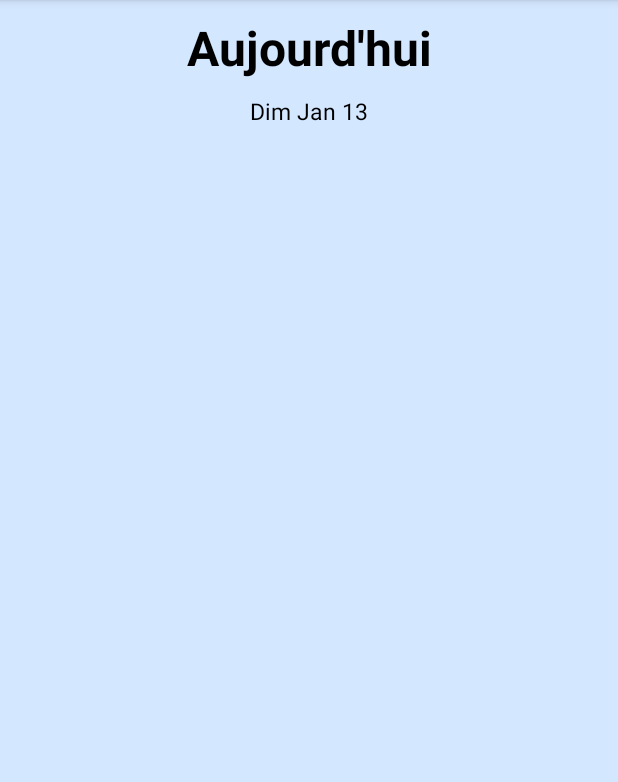
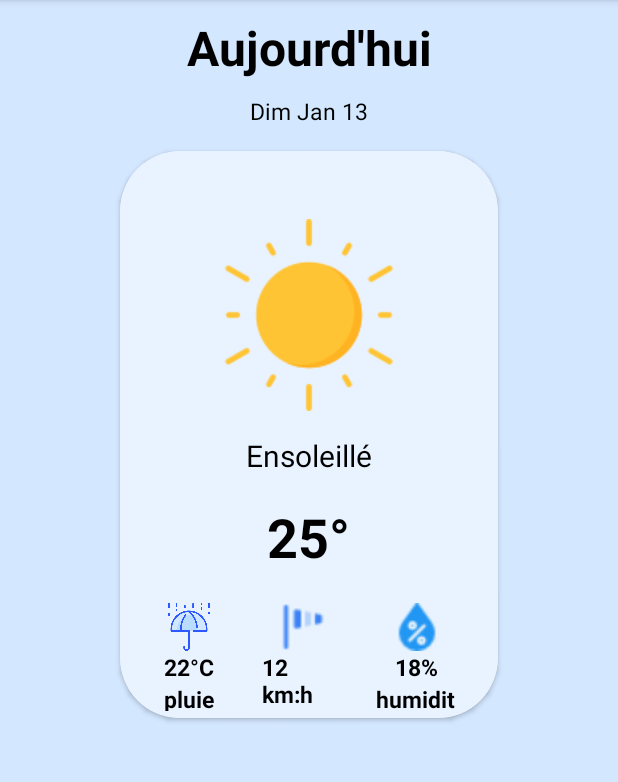
Before and after one commit to hassankh0/application-meteo, an Android app: the screen it shows after launch (MainActivity), on a phone screen of 412 x 824 dp, the part 84-866 px from its top. Run offline under Robolectric (Android 15) with nearby library versions, the phone set to English and light mode, and no system bars.

Commit message:
bloc weather added to home frgment

```diff
--- a/app/src/main/java/com/example/applicationmeteo/fragments/HomeFragment.kt
+++ b/app/src/main/java/com/example/applicationmeteo/fragments/HomeFragment.kt
@@ -14,7 +14,7 @@ class HomeFragment : Fragment() {
         container: ViewGroup?,
         savedInstanceState: Bundle?
     ): View? {
-        return inflater?.inflate(R.layout.fragment_home_header , container, false)
+        return inflater?.inflate(R.layout.fragment_home , container, false)
     }
 
 }
--- a/app/src/main/res/layout/activity_main.xml
+++ b/app/src/main/res/layout/activity_main.xml
@@ -1,11 +1,18 @@
 <?xml version="1.0" encoding="utf-8"?>
 <androidx.constraintlayout.widget.ConstraintLayout xmlns:android="http://schemas.android.com/apk/res/android"
+    xmlns:app="http://schemas.android.com/apk/res-auto"
+    xmlns:tools="http://schemas.android.com/tools"
     android:layout_width="match_parent"
     android:layout_height="match_parent">
+
     <FrameLayout
         android:id="@+id/page_container"
+        android:layout_width="match_parent"
         android:layout_height="match_parent"
-        android:layout_width="match_parent"
-        android:background="@color/bleu_claire" />
+        android:background="@color/bleu_claire"
+        app:layout_constraintBottom_toBottomOf="parent"
+        app:layout_constraintTop_toTopOf="parent"
+        tools:ignore="MissingConstraints"
+        tools:layout_editor_absoluteX="-6dp" />
 
 </androidx.constraintlayout.widget.ConstraintLayout>
--- /dev/null
+++ b/app/src/main/res/layout/fragment_home.xml
@@ -0,0 +1,189 @@
+<?xml version="1.0" encoding="utf-8"?>
+<LinearLayout xmlns:android="http://schemas.android.com/apk/res/android"
+    xmlns:app="http://schemas.android.com/apk/res-auto"
+    android:layout_width="match_parent"
+    android:layout_height="match_parent"
+    android:background="@color/bleu_claire"
+    android:orientation="vertical">
+
+
+    <TextView
+        style="@style/HomeHeaderTitle"
+        android:layout_width="match_parent"
+        android:layout_height="wrap_content"
+        android:layout_marginTop="10dp"
+        android:gravity="center"
+        android:text="@string/aujourdhui" />
+
+    <TextView
+        style="@style/HomeHeaderDate"
+        android:layout_width="match_parent"
+        android:layout_height="wrap_content"
+        android:layout_marginTop="10dp"
+        android:gravity="center"
+        android:text="Dim Jan 13" />
+
+    <androidx.cardview.widget.CardView
+        android:layout_width="match_parent"
+        android:layout_height="wrap_content"
+        android:layout_marginHorizontal="80dp"
+        android:layout_marginTop="16dp"
+        app:cardCornerRadius="40dp">
+
+        <LinearLayout
+            android:id="@+id/home_top_card"
+            android:layout_width="match_parent"
+            android:layout_height="378dp"
+            android:background="@color/blanc_transparant"
+            android:elevation="4dp"
+            android:orientation="vertical">
+
+            <ImageView
+                android:id="@+id/weatherImage"
+                android:layout_width="wrap_content"
+                android:layout_height="wrap_content"
+                android:layout_gravity="center"
+                android:layout_marginTop="45dp"
+                app:srcCompat="@drawable/sun" />
+
+            <TextView
+                android:id="@+id/weatherText"
+                style="@style/WeatherTextTitle"
+                android:layout_width="wrap_content"
+                android:layout_height="wrap_content"
+                android:layout_gravity="center"
+                android:layout_marginTop="16dp"
+                android:text="@string/soleil" />
+
+            <TextView
+                android:id="@+id/weatherTemprature"
+                style="@style/WeatherTextValueBold"
+                android:layout_width="wrap_content"
+                android:layout_height="wrap_content"
+                android:layout_gravity="center"
+                android:layout_marginTop="16dp"
+                android:text="25°" />
+
+            <LinearLayout
+                android:layout_width="wrap_content"
+                android:layout_height="wrap_content">
+
+                <androidx.cardview.widget.CardView
+                    android:layout_width="60dp"
+                    android:layout_height="80dp"
+                    android:layout_alignParentTop="true"
+                    android:layout_marginStart="16dp"
+                    android:layout_marginTop="16dp"
+                    app:cardBackgroundColor="@color/blanc_transparant"
+                    app:cardElevation="0dp"
+                    app:cardUseCompatPadding="true">
+
+                    <LinearLayout
+                        android:layout_width="match_parent"
+                        android:layout_height="match_parent"
+                        android:gravity="center"
+                        android:orientation="vertical">
+
+                        <ImageView
+                            android:layout_width="32dp"
+                            android:layout_height="32dp"
+                            android:alpha="100"
+                            android:src="@drawable/umbrella" />
+
+                        <TextView
+                            android:layout_width="wrap_content"
+                            android:layout_height="wrap_content"
+                            style="@style/WeatherTextStats"
+                            android:text="22°C" />
+
+                        <TextView
+                            android:layout_width="wrap_content"
+                            android:layout_height="wrap_content"
+                            style="@style/WeatherTextStats"
+                            android:text="pluie" />
+
+                    </LinearLayout>
+                </androidx.cardview.widget.CardView>
+
+                <androidx.cardview.widget.CardView
+                    android:layout_width="60dp"
+                    android:layout_height="80dp"
+                    android:layout_alignParentTop="true"
+                    android:layout_marginStart="16dp"
+                    android:layout_marginTop="16dp"
+                    android:alpha="1"
+                    app:cardBackgroundColor="@color/blanc_transparant"
+                    app:cardElevation="0dp"
+                    app:cardUseCompatPadding="true">
+
+                    <LinearLayout
+                        android:layout_width="match_parent"
+                        android:layout_height="match_parent"
+                        android:gravity="center"
+                        android:orientation="vertical">
+
+                        <ImageView
+                            android:layout_width="32dp"
+                            android:layout_height="32dp"
+                            android:alpha="100"
+                            android:src="@drawable/vent" />
+
+                        <TextView
+                            android:layout_width="wrap_content"
+                            android:layout_height="wrap_content"
+                            style="@style/WeatherTextStats"
+                            android:text="12 km:h" />
+
+                        <TextView
+                            android:layout_width="wrap_content"
+                            android:layout_height="wrap_content"
+                            style="@style/WeatherTextStats"
+                            android:text="vent" />
+
+                    </LinearLayout>
+                </androidx.cardview.widget.CardView>
+
+                <androidx.cardview.widget.CardView
+                    android:layout_width="60dp"
+                    android:layout_height="80dp"
+                    android:layout_alignParentTop="true"
+                    android:layout_marginStart="16dp"
+                    android:layout_marginTop="16dp"
+                    android:alpha="1"
+                    app:cardBackgroundColor="@color/blanc_transparant"
+                    app:cardElevation="0dp"
+                    app:cardUseCompatPadding="true">
+
+                    <LinearLayout
+                        android:layout_width="match_parent"
+                        android:layout_height="match_parent"
+                        android:gravity="center"
+                        android:orientation="vertical">
+
+                        <ImageView
+                            android:layout_width="32dp"
+                            android:layout_height="32dp"
+                            android:src="@drawable/humidity" />
+
+                        <TextView
+                            android:layout_width="wrap_content"
+                            android:layout_height="wrap_content"
+                            style="@style/WeatherTextStats"
+                            android:text="18%" />
+
+                        <TextView
+                            style="@style/WeatherTextStats"
+                            android:layout_width="wrap_content"
+                            android:layout_height="wrap_content"
+                            android:text="humidite" />
+
+                    </LinearLayout>
+                </androidx.cardview.widget.CardView>
+
+
+            </LinearLayout>
+        </LinearLayout>
+    </androidx.cardview.widget.CardView>
+
+
+</LinearLayout>
--- a/app/src/main/res/layout/fragment_home_header.xml
+++ /dev/null
@@ -1,22 +0,0 @@
-<?xml version="1.0" encoding="utf-8"?>
-<LinearLayout xmlns:android="http://schemas.android.com/apk/res/android"
-    android:orientation="vertical"
-    android:layout_width="match_parent"
-    android:layout_height="match_parent">
-
-    <TextView
-        android:layout_width="match_parent"
-        android:layout_height="wrap_content"
-        android:text="@string/aujourdhui"
-        android:gravity="center"
-        android:layout_marginTop="10dp"
-        style="@style/HomeHeaderTitle"/>
-    <TextView
-        android:layout_width="match_parent"
-        android:layout_height="wrap_content"
-        android:text="Dim Jan 13"
-        android:gravity="center"
-        android:layout_marginTop="10dp"
-        style="@style/HomeHeaderDate"/>
-
-</LinearLayout>
--- a/app/src/main/res/values/colors.xml
+++ b/app/src/main/res/values/colors.xml
@@ -8,6 +8,7 @@
     <color name="black">#000000</color>
     <color name="white">#FFFFFFFF</color>
 
+    <color name="blanc_transparant">#E9F3FF</color>
     <color name="bleu_claire">#D3E7FF</color>
     <color name="bleu_icon">#14A7FF</color>
     <color name="bleu">#2CA7F3</color>
--- a/app/src/main/res/values/themes.xml
+++ b/app/src/main/res/values/themes.xml
@@ -25,4 +25,22 @@
         <item name="android:textSize">15sp</item>
         <item name="android:textStyle">normal</item>
     </style>
+
+    <style name='WeatherTextTitle'>
+        <item name="android:textColor">@color/black</item>
+        <item name="android:textSize">20sp</item>
+        <item name="android:textStyle">normal</item>
+    </style>
+
+    <style name='WeatherTextValueBold'>
+        <item name="android:textColor">@color/black</item>
+        <item name="android:textSize">36sp</item>
+        <item name="android:textStyle">bold</item>
+    </style>
+
+    <style name='WeatherTextStats'>
+        <item name="android:textColor">@color/black</item>
+        <item name="android:textSize">15sp</item>
+        <item name="android:textStyle">bold</item>
+    </style>
 </resources>
```
